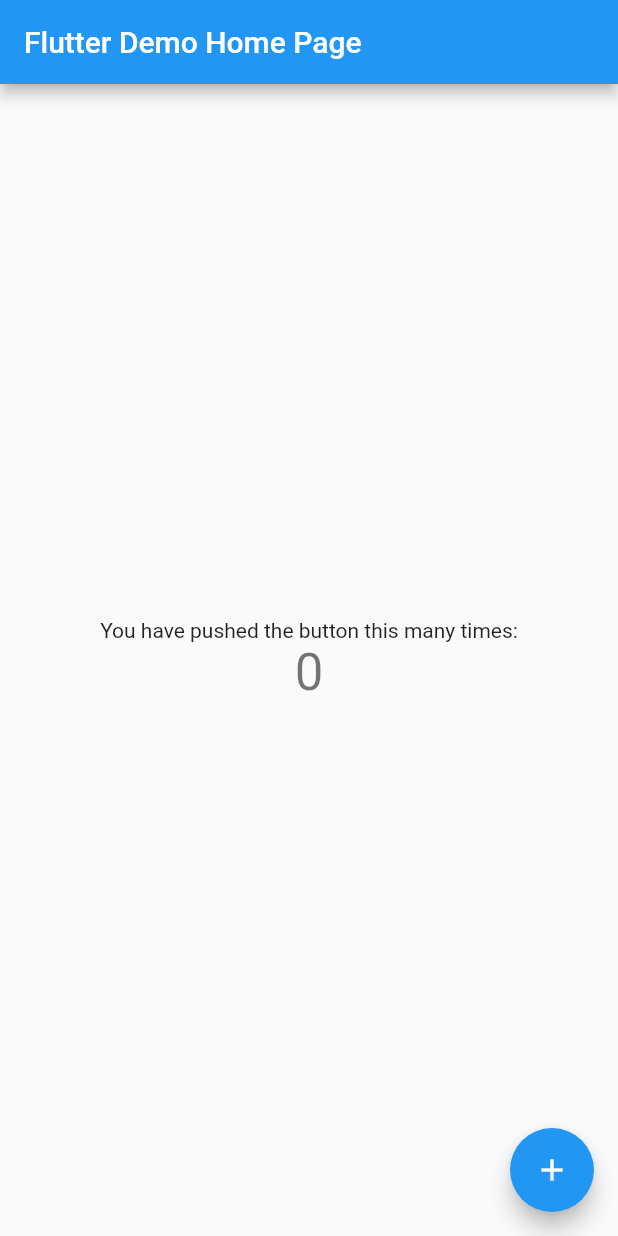
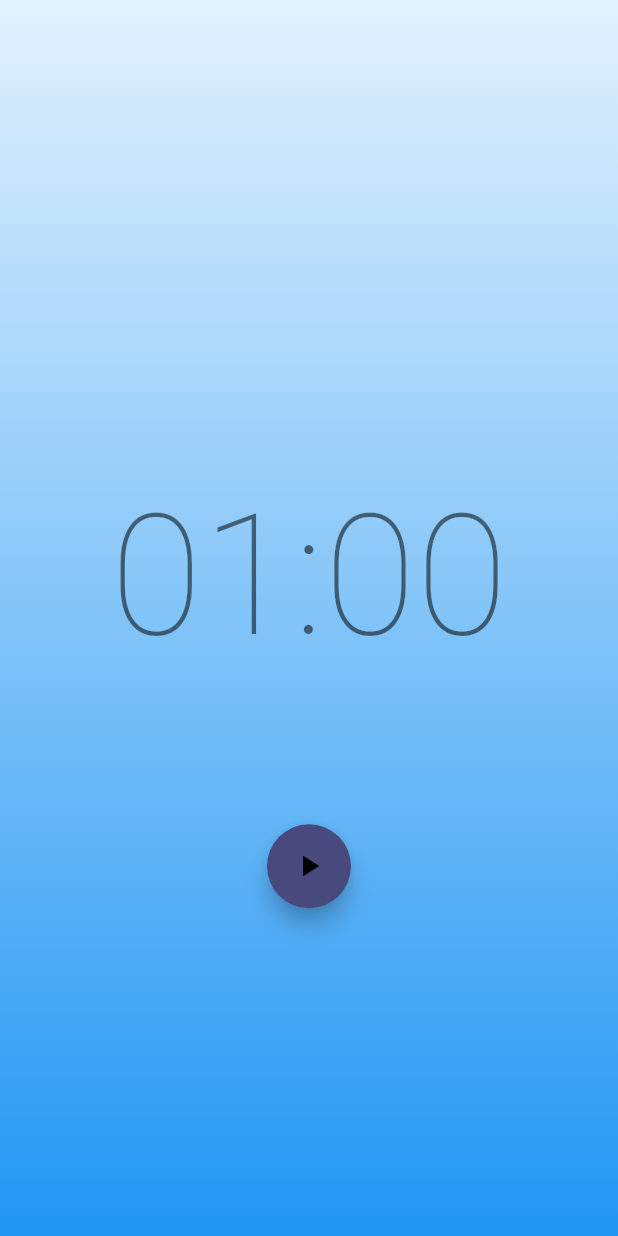
Before and after one commit to alvesluc/flutter_bloc_timer, a Flutter app: the screen it shows after launch, on a phone screen of 412 x 824 dp. Run offline on Flutter 3.47's test engine with Material 2 defaults, Android fonts, the phone set to English and light mode, and no system bars; our stand-ins replace bloc, equatable, flutter_bloc.

Commit message:
Finished application

```diff
--- a/lib/main.dart
+++ b/lib/main.dart
@@ -1,115 +1,7 @@
 import 'package:flutter/material.dart';
 
+import 'timer_app.dart';
+
 void main() {
-  runApp(const MyApp());
+  runApp(const TimerApp());
 }
-
-class MyApp extends StatelessWidget {
-  const MyApp({Key? key}) : super(key: key);
-
-  // This widget is the root of your application.
-  @override
-  Widget build(BuildContext context) {
-    return MaterialApp(
-      title: 'Flutter Demo',
-      theme: ThemeData(
-        // This is the theme of your application.
-        //
-        // Try running your application with "flutter run". You'll see the
-        // application has a blue toolbar. Then, without quitting the app, try
-        // changing the primarySwatch below to Colors.green and then invoke
-        // "hot reload" (press "r" in the console where you ran "flutter run",
-        // or simply save your changes to "hot reload" in a Flutter IDE).
-        // Notice that the counter didn't reset back to zero; the application
-        // is not restarted.
-        primarySwatch: Colors.blue,
-      ),
-      home: const MyHomePage(title: 'Flutter Demo Home Page'),
-    );
-  }
-}
-
-class MyHomePage extends StatefulWidget {
-  const MyHomePage({Key? key, required this.title}) : super(key: key);
-
-  // This widget is the home page of your application. It is stateful, meaning
-  // that it has a State object (defined below) that contains fields that affect
-  // how it looks.
-
-  // This class is the configuration for the state. It holds the values (in this
-  // case the title) provided by the parent (in this case the App widget) and
-  // used by the build method of the State. Fields in a Widget subclass are
-  // always marked "final".
-
-  final String title;
-
-  @override
-  State<MyHomePage> createState() => _MyHomePageState();
-}
-
-class _MyHomePageState extends State<MyHomePage> {
-  int _counter = 0;
-
-  void _incrementCounter() {
-    setState(() {
-      // This call to setState tells the Flutter framework that something has
-      // changed in this State, which causes it to rerun the build method below
-      // so that the display can reflect the updated values. If we changed
-      // _counter without calling setState(), then the build method would not be
-      // called again, and so nothing would appear to happen.
-      _counter++;
-    });
-  }
-
-  @override
-  Widget build(BuildContext context) {
-    // This method is rerun every time setState is called, for instance as done
-    // by the _incrementCounter method above.
-    //
-    // The Flutter framework has been optimized to make rerunning build methods
-    // fast, so that you can just rebuild anything that needs updating rather
-    // than having to individually change instances of widgets.
-    return Scaffold(
-      appBar: AppBar(
-        // Here we take the value from the MyHomePage object that was created by
-        // the App.build method, and use it to set our appbar title.
-        title: Text(widget.title),
-      ),
-      body: Center(
-        // Center is a layout widget. It takes a single child and positions it
-        // in the middle of the parent.
-        child: Column(
-          // Column is also a layout widget. It takes a list of children and
-          // arranges them vertically. By default, it sizes itself to fit its
-          // children horizontally, and tries to be as tall as its parent.
-          //
-          // Invoke "debug painting" (press "p" in the console, choose the
-          // "Toggle Debug Paint" action from the Flutter Inspector in Android
-          // Studio, or the "Toggle Debug Paint" command in Visual Studio Code)
-          // to see the wireframe for each widget.
-          //
-          // Column has various properties to control how it sizes itself and
-          // how it positions its children. Here we use mainAxisAlignment to
-          // center the children vertically; the main axis here is the vertical
-          // axis because Columns are vertical (the cross axis would be
-          // horizontal).
-          mainAxisAlignment: MainAxisAlignment.center,
-          children: <Widget>[
-            const Text(
-              'You have pushed the button this many times:',
-            ),
-            Text(
-              '$_counter',
-              style: Theme.of(context).textTheme.headline4,
-            ),
-          ],
-        ),
-      ),
-      floatingActionButton: FloatingActionButton(
-        onPressed: _incrementCounter,
-        tooltip: 'Increment',
-        child: const Icon(Icons.add),
-      ), // This trailing comma makes auto-formatting nicer for build methods.
-    );
-  }
-}
--- a/lib/timer/bloc/timer_bloc.dart
+++ b/lib/timer/bloc/timer_bloc.dart
@@ -2,7 +2,8 @@ import 'dart:async';
 
 import 'package:bloc/bloc.dart';
 import 'package:equatable/equatable.dart';
-import 'package:flutter_timer/timer/ticker.dart';
+
+import '../ticker.dart';
 
 part 'timer_event.dart';
 part 'timer_state.dart';
@@ -23,6 +24,7 @@ class TimerBloc extends Bloc<TimerEvent, TimerState> {
     on<TimerTicked>(_onTicked);
   }
 
+  @override
   Future<void> close() {
     _tickerSubscription?.cancel();
     return super.close();
@@ -44,7 +46,7 @@ class TimerBloc extends Bloc<TimerEvent, TimerState> {
   }
 
   void _onResumed(TimerResumed event, Emitter<TimerState> emit) {
-    if (state is TimerPaused) {
+    if (state is TimerRunPause) {
       _tickerSubscription?.resume();
       emit(TimerRunInProgress(state.duration));
     }
--- a/lib/timer/timer.dart
+++ b/lib/timer/timer.dart
@@ -0,0 +1,3 @@
+export 'bloc/timer_bloc.dart';
+export 'view/time_page.dart';
+export 'view/timer_view.dart';
--- /dev/null
+++ b/lib/timer/view/time_page.dart
@@ -0,0 +1,17 @@
+import 'package:flutter/material.dart';
+import 'package:flutter_bloc/flutter_bloc.dart';
+
+import '../ticker.dart';
+import '../timer.dart';
+
+class TimerPage extends StatelessWidget {
+  const TimerPage({Key? key}) : super(key: key);
+
+  @override
+  Widget build(BuildContext context) {
+    return BlocProvider(
+      create: (_) => TimerBloc(ticker: Ticker()),
+      child: const TimerView(),
+    );
+  }
+}
--- /dev/null
+++ b/lib/timer/view/timer_view.dart
@@ -0,0 +1,29 @@
+import 'package:flutter/material.dart';
+
+import '../widgets/timer_actions.dart';
+import '../widgets/timer_background.dart';
+import '../widgets/timer_text.dart';
+
+class TimerView extends StatelessWidget {
+  const TimerView({Key? key}) : super(key: key);
+
+  @override
+  Widget build(BuildContext context) {
+    return Stack(
+      children: [
+        const TimerBackground(),
+        Column(
+          mainAxisAlignment: MainAxisAlignment.center,
+          crossAxisAlignment: CrossAxisAlignment.center,
+          children: const <Widget>[
+            Padding(
+              padding: EdgeInsets.symmetric(vertical: 100.0),
+              child: Center(child: TimerText()),
+            ),
+            Center(child: TimerActions()),
+          ],
+        ),
+      ],
+    );
+  }
+}
--- /dev/null
+++ b/lib/timer/widgets/timer_actions.dart
@@ -0,0 +1,55 @@
+import 'package:flutter/material.dart';
+import 'package:flutter_bloc/flutter_bloc.dart';
+
+import '../timer.dart';
+
+class TimerActions extends StatelessWidget {
+  const TimerActions({Key? key}) : super(key: key);
+
+  @override
+  Widget build(BuildContext context) {
+    return BlocBuilder<TimerBloc, TimerState>(
+      buildWhen: (prev, state) => prev.runtimeType != state.runtimeType,
+      builder: (context, state) {
+        return Row(
+          mainAxisAlignment: MainAxisAlignment.spaceEvenly,
+          children: [
+            if (state is TimerInitial) ...[
+              FloatingActionButton(
+                child: Icon(Icons.play_arrow),
+                onPressed: () => context
+                    .read<TimerBloc>()
+                    .add(TimerStarted(duration: state.duration)),
+              ),
+            ],
+            if (state is TimerRunInProgress) ...[
+              FloatingActionButton(
+                child: Icon(Icons.pause),
+                onPressed: () => context.read<TimerBloc>().add(TimerPaused()),
+              ),
+              FloatingActionButton(
+                child: Icon(Icons.replay),
+                onPressed: () => context.read<TimerBloc>().add(TimerReset()),
+              ),
+            ],
+            if (state is TimerRunPause) ...[
+              FloatingActionButton(
+                child: Icon(Icons.play_arrow),
+                onPressed: () => context.read<TimerBloc>().add(TimerResumed()),
+              ),
+              FloatingActionButton(
+                child: Icon(Icons.replay),
+                onPressed: () => context.read<TimerBloc>().add(TimerReset()),
+              ),
+            ],
+            if (state is TimerRunComplete) ...[
+              FloatingActionButton(
+                onPressed: () => context.read<TimerBloc>().add(TimerReset()),
+              )
+            ]
+          ],
+        );
+      },
+    );
+  }
+}
--- /dev/null
+++ b/lib/timer/widgets/timer_background.dart
@@ -0,0 +1,21 @@
+import 'package:flutter/material.dart';
+
+class TimerBackground extends StatelessWidget {
+  const TimerBackground({ Key? key }) : super(key: key);
+
+  @override
+  Widget build(BuildContext context) {
+    return Container(
+      decoration: BoxDecoration(
+        gradient: LinearGradient(
+          begin: Alignment.topCenter,
+          end: Alignment.bottomCenter,
+          colors: [
+            Colors.blue.shade50,
+            Colors.blue.shade500
+          ],
+        ),
+      ),
+    );
+  }
+}
--- /dev/null
+++ b/lib/timer/widgets/timer_text.dart
@@ -0,0 +1,20 @@
+import 'package:flutter/material.dart';
+import 'package:flutter_bloc/flutter_bloc.dart';
+
+import '../timer.dart';
+
+class TimerText extends StatelessWidget {
+  const TimerText({Key? key}) : super(key: key);
+
+  @override
+  Widget build(BuildContext context) {
+    final duration = context.select((TimerBloc bloc) => bloc.state.duration);
+    final minutes = ((duration / 60) % 60).floor().toString().padLeft(2, '0');
+    final seconds = (duration % 60).floor().toString().padLeft(2, '0');
+
+    return Text(
+      '$minutes:$seconds',
+      style: Theme.of(context).textTheme.headline1,
+    );
+  }
+}
--- /dev/null
+++ b/lib/timer_app.dart
@@ -0,0 +1,21 @@
+import 'package:flutter/material.dart';
+
+import 'timer/view/time_page.dart';
+
+class TimerApp extends StatelessWidget {
+  const TimerApp({Key? key}) : super(key: key);
+
+  @override
+  Widget build(BuildContext context) {
+    return MaterialApp(
+      title: 'BLoC Timer',
+      theme: ThemeData(
+        primaryColor: Color.fromRGBO(109, 234, 255, 1),
+        colorScheme: ColorScheme.light(
+          secondary: Color.fromRGBO(72, 74, 126, 1),
+        ),
+      ),
+      home: const TimerPage(),
+    );
+  }
+}
```
